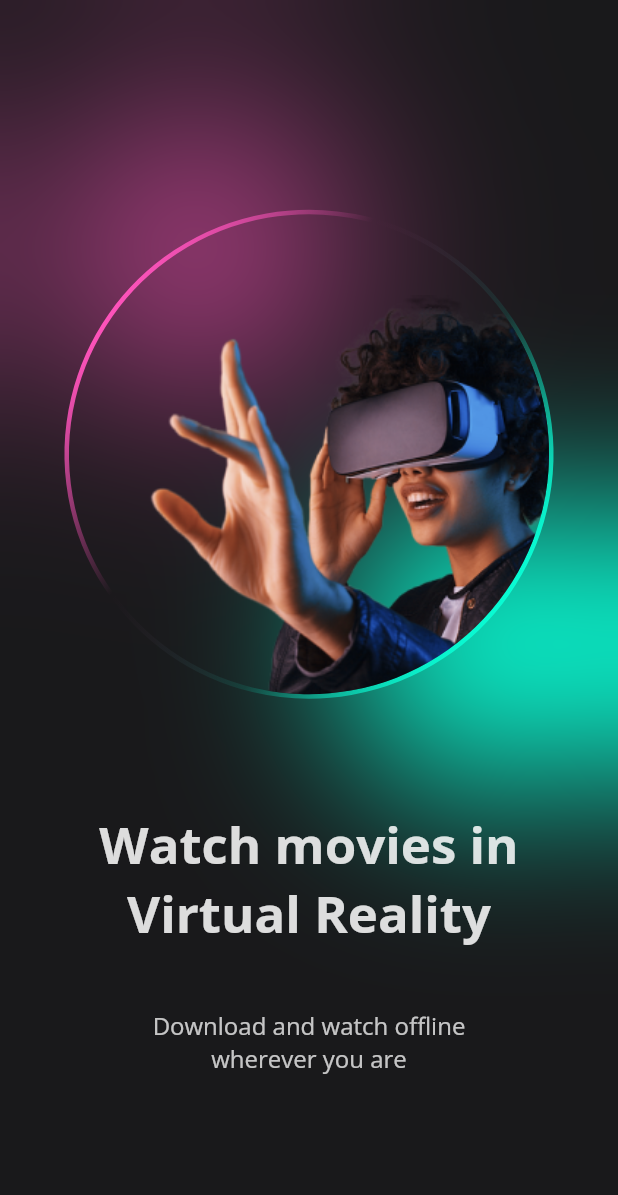
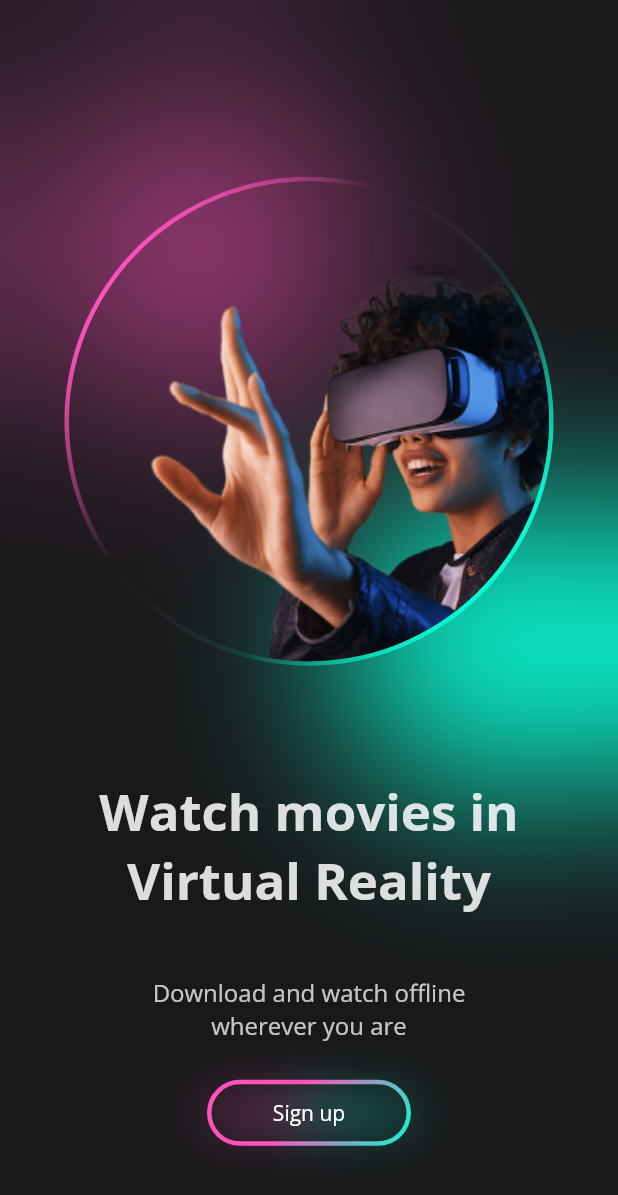
Before and after one commit to Khylesiarot/moviesapp_siarot, a Flutter app: the screen it shows after launch, on a phone screen of 412 x 824 dp. Shown: the top 1195 px of the screen. Run offline on Flutter 3.47's test engine with Material 2 defaults, Android fonts, the phone set to English and light mode, and no system bars; our stand-ins replace google_fonts, gradient_borders.

Commit message:
sign -up button

```diff
--- a/lib/Screens/onboardingscreen.dart
+++ b/lib/Screens/onboardingscreen.dart
@@ -149,6 +149,61 @@ class OnboardingScreen extends StatelessWidget {
 
 
 
+              Container(
+               decoration: BoxDecoration(
+                boxShadow: [
+                  BoxShadow(
+                    offset: const Offset(-30, 0),
+                    color: Constants.pnk.withOpacity(.5),
+                    blurRadius: 30,
+                    spreadRadius: -30,
+                  ),
+                   BoxShadow(
+                    offset: const Offset(30, 0),
+                    color: Constants.grn.withOpacity(.5),
+                    blurRadius: 30,
+                    spreadRadius: -30,
+                  ),
+
+                ]
+               ),
+                child: Container(
+                  decoration: BoxDecoration(
+                      // ignore: prefer_const_constructors
+                      border: GradientBoxBorder(
+                        gradient: const LinearGradient(
+                          begin: Alignment.topCenter,
+                          end: Alignment.bottomRight,
+                          colors: [
+                          Constants.pnk,
+                          Constants.grn,
+                        ]),
+                        width: 3,
+                      ),
+                      borderRadius: BorderRadius.circular(200)),
+                  child: ClipRRect(
+                    borderRadius: BorderRadius.circular(200),
+                    child: Container(
+                      alignment: Alignment.center,
+                      height: 38,
+                      width: 130,
+                      decoration: const BoxDecoration(
+                        color: Colors.transparent,
+
+                      ),
+                      child: const Text(
+                        'Sign up',
+                        textAlign: TextAlign.center,
+                        style: TextStyle(
+                          color: Colors.white
+                        ),
+                      ),
+
+                    ),
+                  ),
+                ))
+
+
               ],
             ))
           ],
--- a/lib/components/outline.dart
+++ b/lib/components/outline.dart
@@ -73,7 +73,7 @@ class _GradientPainter extends CustomPainter {
 
     // create difference between outer and inner paths and draw it
     Path path1 = Path()..addRRect(outerRRect);
-    Path path2 = Path()..addRRect(outerRRect);
+    Path path2 = Path()..addRRect(innerRRect);
     var path = Path.combine(PathOperation.difference, path1, path2);
     canvas.drawPath(path, _paint);
   }
```
